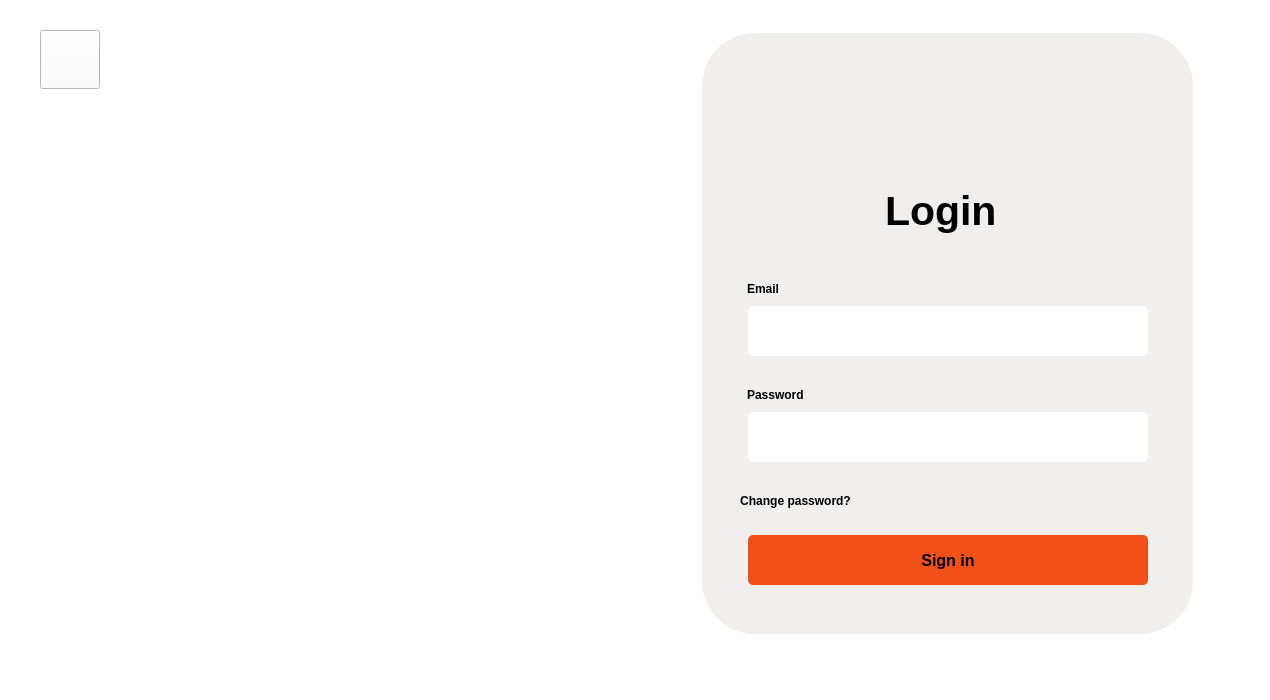
Old version of the form log_in.ui in the repository Rista10/Final.
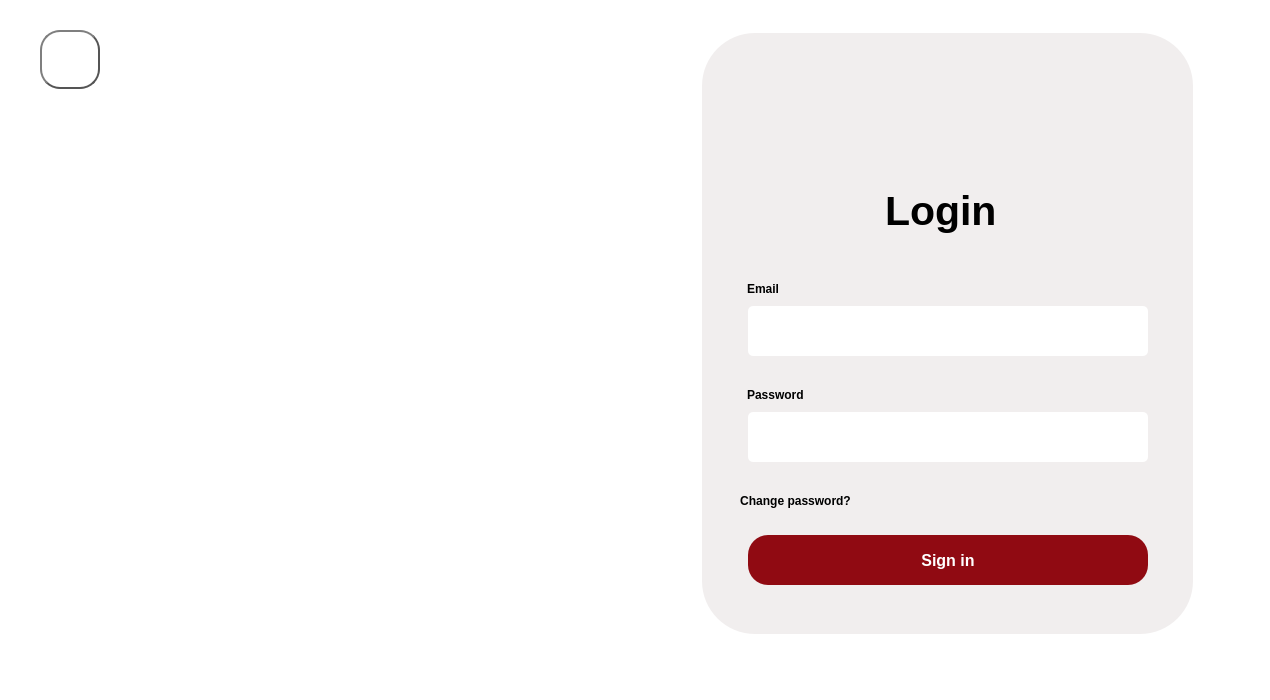
New version of the form. Icons and pictures are not drawn.

```diff
--- a/log_in.ui
+++ b/log_in.ui
@@ -106,8 +106,14 @@
    <property name="styleSheet">
     <string notr="true">#signin
 {
- background-color:#F25019;
-border-radius:5px;
+ background-color:rgb(144, 10, 18);
+border-radius:20px;
+	color: rgb(255, 255, 255);
+}
+#signin::hover
+{
+background-color:white;
+	color: rgb(144, 10, 18);
 }</string>
    </property>
    <property name="text">
@@ -256,9 +262,14 @@
     <string notr="true">#home_2
 
 {
- background-color:rgb(255, 255, 255);
-	border-image: url(:/Images/arrow.png);
-}</string>
+	border-color: rgb(0, 0, 0);
+    border: 2px solid #555;
+    border-radius: 20px;
+    border-style: outset;
+    padding: 5px;
+	border-image: url(:/Images/back_arrow.png);
+}
+</string>
    </property>
    <property name="text">
     <string/>
```
Left out of the diff: 6 changed lines with no effect on the pictures.
